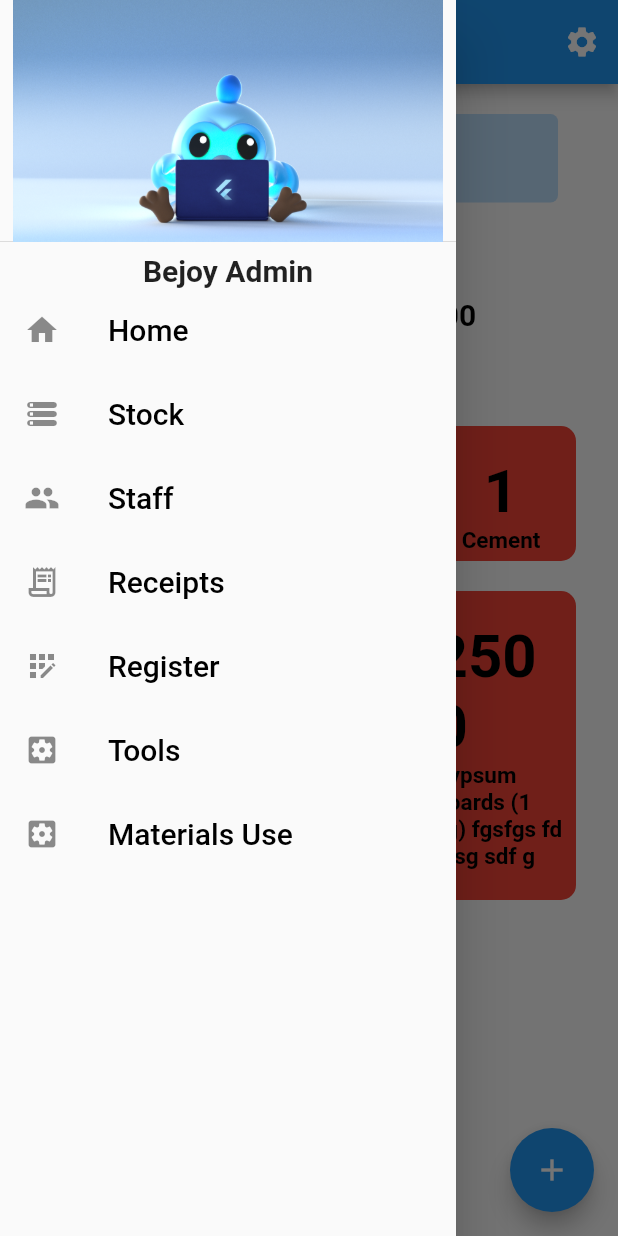
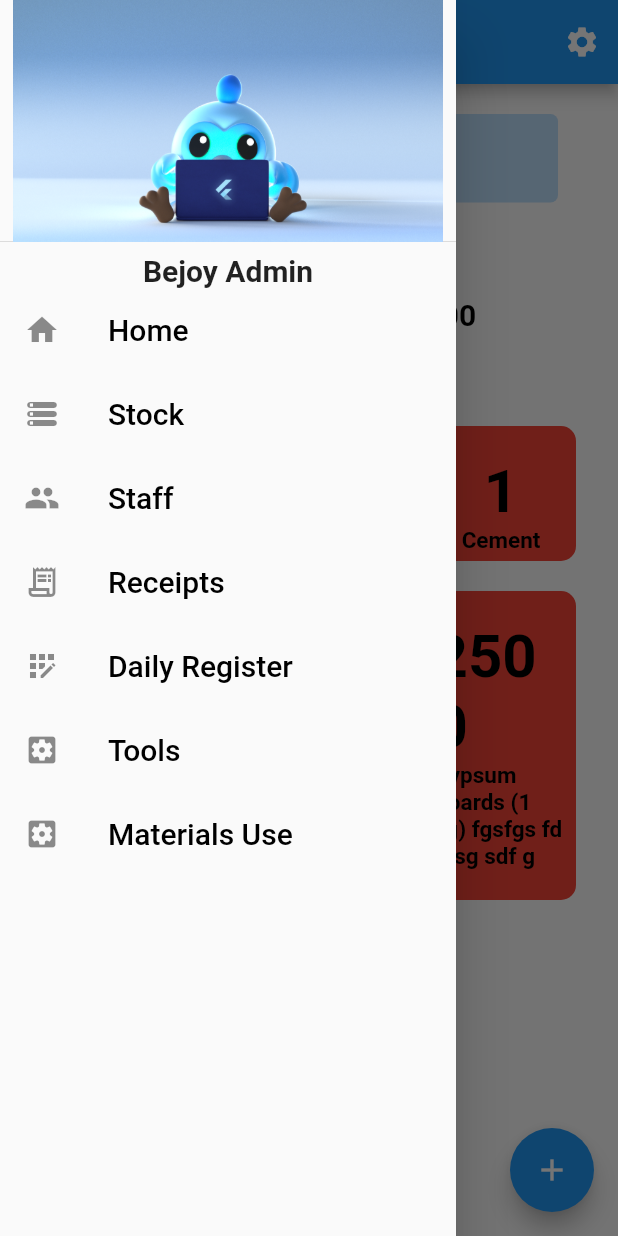
Before and after one commit to wilsonanyonga/bejoy_construction, a Flutter app: the screen it shows after launch, with the side drawer open, on a phone screen of 412 x 824 dp. Run offline on Flutter 3.47's test engine with Material 2 defaults, Android fonts, the phone set to English and light mode, and no system bars.

Commit message:
Update main.dart

```diff
--- a/lib/main.dart
+++ b/lib/main.dart
@@ -100,6 +100,17 @@ class _MyHomePageState extends State<MyHomePage> {
                 // color: Colors.blue,
               ),
               child: Text(''),
+              // child: Stack(
+              //   children: const [
+              //     Text('some 1'),
+              //     Align(
+              //       alignment: Alignment.bottomCenter,
+              //       child: Text('Bejoy Admin',
+              //           style: TextStyle(
+              //               fontSize: 20, fontWeight: FontWeight.bold)),
+              //     ),
+              //   ],
+              // ),
             ),
             Container(
                 alignment: Alignment.center,
@@ -110,8 +121,9 @@ class _MyHomePageState extends State<MyHomePage> {
             newMethodMenu(context, 'Stock', Icons.storage_rounded),
             newMethodMenu(context, 'Staff', Icons.people),
             newMethodMenu(context, 'Receipts', Icons.receipt_long_outlined),
-            newMethodMenu(context, 'Register', Icons.app_registration),
+            newMethodMenu(context, 'Daily Register', Icons.app_registration),
             newMethodMenu(context, 'Tools', Icons.settings_applications),
+            // const Spacer(),
             newMethodMenu(
                 context, 'Materials Use', Icons.settings_applications),
           ],
@@ -129,33 +141,9 @@ class _MyHomePageState extends State<MyHomePage> {
               ),
               child: Text('Bejoy Projects'),
             ),
-            ListTile(
-              leading: const Icon(Icons.home),
-              title: const Text('Project GLUK'),
-              onTap: () {
-                // Update the state of the app.
-                // ...
-                Navigator.pop(context);
-              },
-            ),
-            ListTile(
-              leading: const Icon(Icons.home),
-              title: const Text('Project Oloitoktok'),
-              onTap: () {
-                // Update the state of the app.
-                // ...
-                Navigator.pop(context);
-              },
-            ),
-            ListTile(
-              leading: const Icon(Icons.add_circle),
-              title: const Text('Add Project'),
-              onTap: () {
-                // Update the state of the app.
-                // ...
-                Navigator.pop(context);
-              },
-            ),
+            newMethodMenu(context, 'GLUK', Icons.home),
+            newMethodMenu(context, 'Oloitoktok', Icons.home),
+            newMethodMenu(context, 'Add Project', Icons.add_circle),
           ],
         ),
       ),
```
